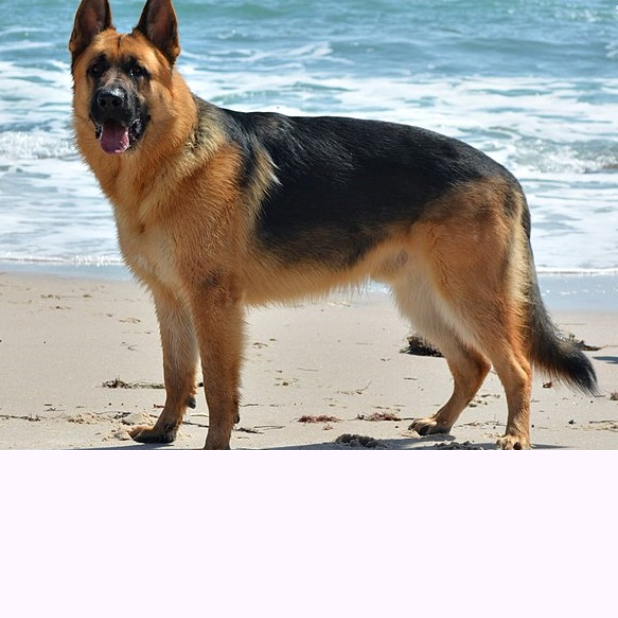
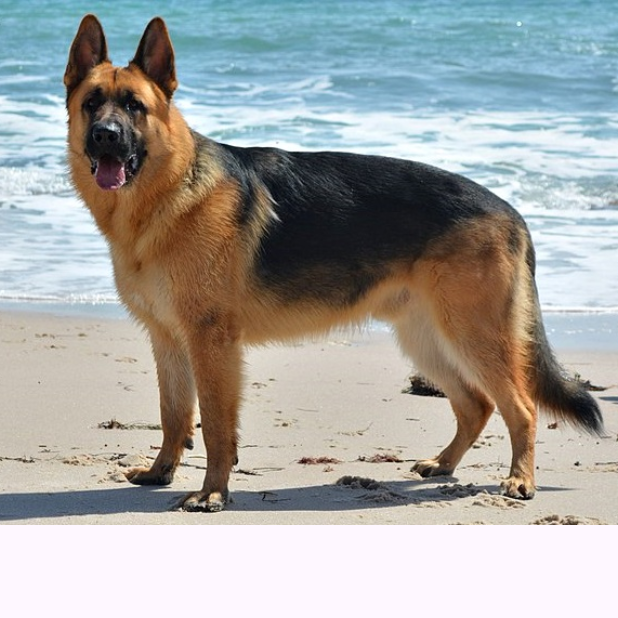
Before and after one commit to sarasiyashodha/Pupedia_App, a Flutter app: the screen it shows after launch, on a phone screen of 412 x 824 dp, the top half of it. Run offline on Flutter 3.47's test engine with Material 2 defaults, Android fonts, the phone set to English and light mode, and no system bars; our stand-ins replace flutter_spinkit.

Commit message:
Changing the height of the image.

```diff
--- a/lib/result_page.dart
+++ b/lib/result_page.dart
@@ -16,7 +16,7 @@ class ResultPage extends StatelessWidget {
                 right: 0,
                 child: Container(
                   width: double.maxFinite,
-                  height: 300,
+                  height: 350,
                   decoration: BoxDecoration(
                     image: DecorationImage(image: AssetImage("Images/german_shepherd.jpg"),
                       fit: BoxFit.cover,
@@ -24,6 +24,7 @@ class ResultPage extends StatelessWidget {
                   ),
                 ),
             ),
+            // Positioned(child: child)
           ],
         ),
       ),
```
